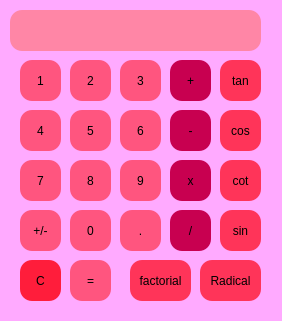
mahdisesmaeelian/Python-Basic, file assignment-16/cal.ui: the form before one commit.
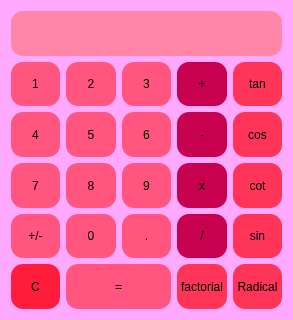
The form after the commit.

What changed in the file:
```diff
--- a/assignment-16/cal.ui
+++ b/assignment-16/cal.ui
@@ -9,8 +9,8 @@
    <rect>
     <x>0</x>
     <y>0</y>
-    <width>282</width>
-    <height>321</height>
+    <width>293</width>
+    <height>320</height>
    </rect>
   </property>
   <property name="windowTitle">
@@ -19,57 +19,14 @@
   <property name="styleSheet">
    <string notr="true">background-color: rgb(255, 170, 255);</string>
   </property>
-  <widget class="QPushButton" name="sumbtn">
-   <property name="geometry">
-    <rect>
-     <x>170</x>
-     <y>60</y>
-     <width>41</width>
-     <height>41</height>
-    </rect>
-   </property>
-   <property name="styleSheet">
-    <string notr="true">background-color: rgb(127, 3, 36);
-background-color: rgb(200, 0, 80);
-font: 14pt &quot;System&quot;;
-font: 700 9pt &quot;Segoe UI&quot;;
-font: 700 9pt &quot;Segoe UI&quot;;
-border-radius: 12px
-</string>
-   </property>
-   <property name="text">
-    <string>+</string>
-   </property>
-  </widget>
-  <widget class="QLineEdit" name="textbox">
-   <property name="geometry">
-    <rect>
-     <x>10</x>
-     <y>10</y>
-     <width>251</width>
-     <height>41</height>
-    </rect>
-   </property>
-   <property name="layoutDirection">
-    <enum>Qt::LeftToRight</enum>
-   </property>
-   <property name="styleSheet">
-    <string notr="true">background-color: rgb(255, 134, 166);
-border-radius: 12px
-</string>
-   </property>
-   <property name="cursorMoveStyle">
-    <enum>Qt::VisualMoveStyle</enum>
-   </property>
-  </widget>
+  <layout class="QGridLayout" name="gridLayout">
+   <item row="2" column="3">
   <widget class="QPushButton" name="minbtn">
-   <property name="geometry">
-    <rect>
-     <x>170</x>
-     <y>110</y>
-     <width>41</width>
-     <height>41</height>
-    </rect>
+     <property name="sizePolicy">
+      <sizepolicy hsizetype="Minimum" vsizetype="Expanding">
+       <horstretch>0</horstretch>
+       <verstretch>0</verstretch>
+      </sizepolicy>
    </property>
    <property name="styleSheet">
     <string notr="true">background-color: rgb(127, 3, 36);
@@ -84,35 +41,14 @@
     <string>-</string>
    </property>
   </widget>
-  <widget class="QPushButton" name="eqbtn">
-   <property name="geometry">
-    <rect>
-     <x>70</x>
-     <y>260</y>
-     <width>41</width>
-     <height>41</height>
-    </rect>
-   </property>
-   <property name="styleSheet">
-    <string notr="true">background-color: rgb(255, 85, 127);
-font: 14pt &quot;System&quot;;
-font: 700 9pt &quot;Segoe UI&quot;;
-font: 700 9pt &quot;Segoe UI&quot;;
-border-radius: 12px
-</string>
-   </property>
-   <property name="text">
-    <string>=</string>
-   </property>
-  </widget>
+   </item>
+   <item row="2" column="2">
   <widget class="QPushButton" name="num6">
-   <property name="geometry">
-    <rect>
-     <x>120</x>
-     <y>110</y>
-     <width>41</width>
-     <height>41</height>
-    </rect>
+     <property name="sizePolicy">
+      <sizepolicy hsizetype="Minimum" vsizetype="Expanding">
+       <horstretch>0</horstretch>
+       <verstretch>0</verstretch>
+      </sizepolicy>
    </property>
    <property name="styleSheet">
     <string notr="true">background-color: rgb(255, 85, 127);
@@ -126,119 +62,14 @@
     <string>6</string>
    </property>
   </widget>
-  <widget class="QPushButton" name="num8">
-   <property name="geometry">
-    <rect>
-     <x>70</x>
-     <y>160</y>
-     <width>41</width>
-     <height>41</height>
-    </rect>
-   </property>
-   <property name="styleSheet">
-    <string notr="true">background-color: rgb(255, 85, 127);
-font: 14pt &quot;System&quot;;
-font: 700 9pt &quot;Segoe UI&quot;;
-font: 700 9pt &quot;Segoe UI&quot;;
-border-radius: 12px
-</string>
-   </property>
-   <property name="text">
-    <string>8</string>
-   </property>
-  </widget>
-  <widget class="QPushButton" name="num7">
-   <property name="geometry">
-    <rect>
-     <x>20</x>
-     <y>160</y>
-     <width>41</width>
-     <height>41</height>
-    </rect>
-   </property>
-   <property name="styleSheet">
-    <string notr="true">background-color: rgb(255, 85, 127);
-font: 14pt &quot;System&quot;;
-font: 700 9pt &quot;Segoe UI&quot;;
-font: 700 9pt &quot;Segoe UI&quot;;
-border-radius: 12px
-</string>
-   </property>
-   <property name="text">
-    <string>7</string>
-   </property>
-  </widget>
-  <widget class="QPushButton" name="num5">
-   <property name="geometry">
-    <rect>
-     <x>70</x>
-     <y>110</y>
-     <width>41</width>
-     <height>41</height>
-    </rect>
-   </property>
-   <property name="styleSheet">
-    <string notr="true">background-color: rgb(255, 85, 127);
-font: 14pt &quot;System&quot;;
-font: 700 9pt &quot;Segoe UI&quot;;
-font: 700 9pt &quot;Segoe UI&quot;;
-border-radius: 12px
-</string>
-   </property>
-   <property name="text">
-    <string>5</string>
-   </property>
-  </widget>
-  <widget class="QPushButton" name="num4">
-   <property name="geometry">
-    <rect>
-     <x>20</x>
-     <y>110</y>
-     <width>41</width>
-     <height>41</height>
-    </rect>
-   </property>
-   <property name="styleSheet">
-    <string notr="true">background-color: rgb(255, 85, 127);
-font: 14pt &quot;System&quot;;
-font: 700 9pt &quot;Segoe UI&quot;;
-font: 700 9pt &quot;Segoe UI&quot;;
-border-radius: 12px
-</string>
-   </property>
-   <property name="text">
-    <string>4</string>
-   </property>
-  </widget>
-  <widget class="QPushButton" name="num3">
-   <property name="geometry">
-    <rect>
-     <x>120</x>
-     <y>60</y>
-     <width>41</width>
-     <height>41</height>
-    </rect>
-   </property>
-   <property name="styleSheet">
-    <string notr="true">background-color: rgb(255, 85, 127);
-font: 14pt &quot;System&quot;;
-font: 700 9pt &quot;Segoe UI&quot;;
-font: 700 9pt &quot;Segoe UI&quot;;
-border-radius: 12px
-</string>
-   </property>
-   <property name="text">
-    <string>3</string>
-   </property>
-  </widget>
+   </item>
+   <item row="1" column="1">
   <widget class="QPushButton" name="num2">
-   <property name="geometry">
-    <rect>
-     <x>70</x>
-     <y>60</y>
-     <width>41</width>
-     <height>41</height>
-    </rect>
+     <property name="sizePolicy">
+      <sizepolicy hsizetype="Minimum" vsizetype="Expanding">
+       <horstretch>0</horstretch>
+       <verstretch>0</verstretch>
+      </sizepolicy>
    </property>
    <property name="styleSheet">
     <string notr="true">background-color: rgb(255, 85, 127);
@@ -252,14 +83,14 @@
     <string>2</string>
    </property>
   </widget>
-  <widget class="QPushButton" name="num1">
-   <property name="geometry">
-    <rect>
-     <x>20</x>
-     <y>60</y>
-     <width>41</width>
-     <height>41</height>
-    </rect>
+   </item>
+   <item row="2" column="0">
+    <widget class="QPushButton" name="num4">
+     <property name="sizePolicy">
+      <sizepolicy hsizetype="Minimum" vsizetype="Expanding">
+       <horstretch>0</horstretch>
+       <verstretch>0</verstretch>
+      </sizepolicy>
    </property>
    <property name="styleSheet">
     <string notr="true">background-color: rgb(255, 85, 127);
@@ -270,20 +101,17 @@
 </string>
    </property>
    <property name="text">
-    <string>1</string>
-   </property>
-   <property name="autoRepeatInterval">
-    <number>107</number>
-   </property>
-  </widget>
+      <string>4</string>
+     </property>
+    </widget>
+   </item>
+   <item row="3" column="2">
   <widget class="QPushButton" name="num9">
-   <property name="geometry">
-    <rect>
-     <x>120</x>
-     <y>160</y>
-     <width>41</width>
-     <height>41</height>
-    </rect>
+     <property name="sizePolicy">
+      <sizepolicy hsizetype="Minimum" vsizetype="Expanding">
+       <horstretch>0</horstretch>
+       <verstretch>0</verstretch>
+      </sizepolicy>
    </property>
    <property name="styleSheet">
     <string notr="true">background-color: rgb(255, 85, 127);
@@ -297,35 +125,14 @@
     <string>9</string>
    </property>
   </widget>
-  <widget class="QPushButton" name="num0">
-   <property name="geometry">
-    <rect>
-     <x>70</x>
-     <y>210</y>
-     <width>41</width>
-     <height>41</height>
-    </rect>
-   </property>
-   <property name="styleSheet">
-    <string notr="true">background-color: rgb(255, 85, 127);
-font: 14pt &quot;System&quot;;
-font: 700 9pt &quot;Segoe UI&quot;;
-font: 700 9pt &quot;Segoe UI&quot;;
-border-radius: 12px
-</string>
-   </property>
-   <property name="text">
-    <string>0</string>
-   </property>
-  </widget>
+   </item>
+   <item row="4" column="2">
   <widget class="QPushButton" name="dotbtn">
-   <property name="geometry">
-    <rect>
-     <x>120</x>
-     <y>210</y>
-     <width>41</width>
-     <height>41</height>
-    </rect>
+     <property name="sizePolicy">
+      <sizepolicy hsizetype="Minimum" vsizetype="Expanding">
+       <horstretch>0</horstretch>
+       <verstretch>0</verstretch>
+      </sizepolicy>
    </property>
    <property name="styleSheet">
     <string notr="true">background-color: rgb(255, 85, 127);
@@ -339,14 +146,14 @@
     <string>.</string>
    </property>
   </widget>
+   </item>
+   <item row="4" column="0">
   <widget class="QPushButton" name="revbtn">
-   <property name="geometry">
-    <rect>
-     <x>20</x>
-     <y>210</y>
-     <width>41</width>
-     <height>41</height>
-    </rect>
+     <property name="sizePolicy">
+      <sizepolicy hsizetype="Minimum" vsizetype="Expanding">
+       <horstretch>0</horstretch>
+       <verstretch>0</verstretch>
+      </sizepolicy>
    </property>
    <property name="styleSheet">
     <string notr="true">background-color: rgb(255, 85, 127);
@@ -360,14 +167,78 @@
     <string>+/-</string>
    </property>
   </widget>
+   </item>
+   <item row="1" column="2">
+    <widget class="QPushButton" name="num3">
+     <property name="sizePolicy">
+      <sizepolicy hsizetype="Minimum" vsizetype="Expanding">
+       <horstretch>0</horstretch>
+       <verstretch>0</verstretch>
+      </sizepolicy>
+     </property>
+     <property name="styleSheet">
+      <string notr="true">background-color: rgb(255, 85, 127);
+font: 14pt &quot;System&quot;;
+font: 700 9pt &quot;Segoe UI&quot;;
+font: 700 9pt &quot;Segoe UI&quot;;
+border-radius: 12px
+</string>
+     </property>
+     <property name="text">
+      <string>3</string>
+     </property>
+    </widget>
+   </item>
+   <item row="3" column="0">
+    <widget class="QPushButton" name="num7">
+     <property name="sizePolicy">
+      <sizepolicy hsizetype="Minimum" vsizetype="Expanding">
+       <horstretch>0</horstretch>
+       <verstretch>0</verstretch>
+      </sizepolicy>
+     </property>
+     <property name="styleSheet">
+      <string notr="true">background-color: rgb(255, 85, 127);
+font: 14pt &quot;System&quot;;
+font: 700 9pt &quot;Segoe UI&quot;;
+font: 700 9pt &quot;Segoe UI&quot;;
+border-radius: 12px
+</string>
+     </property>
+     <property name="text">
+      <string>7</string>
+     </property>
+    </widget>
+   </item>
+   <item row="5" column="0">
+    <widget class="QPushButton" name="clearbtn">
+     <property name="sizePolicy">
+      <sizepolicy hsizetype="Minimum" vsizetype="Expanding">
+       <horstretch>0</horstretch>
+       <verstretch>0</verstretch>
+      </sizepolicy>
+     </property>
+     <property name="styleSheet">
+      <string notr="true">background-color: rgb(255, 85, 127);
+background-color: rgb(255, 29, 59);
+font: 14pt &quot;System&quot;;
+font: 700 9pt &quot;Segoe UI&quot;;
+font: 700 9pt &quot;Segoe UI&quot;;
+border-radius: 12px
+</string>
+     </property>
+     <property name="text">
+      <string>C</string>
+     </property>
+    </widget>
+   </item>
+   <item row="3" column="3">
   <widget class="QPushButton" name="mulbtn">
-   <property name="geometry">
-    <rect>
-     <x>170</x>
-     <y>160</y>
-     <width>41</width>
-     <height>41</height>
-    </rect>
+     <property name="sizePolicy">
+      <sizepolicy hsizetype="Minimum" vsizetype="Expanding">
+       <horstretch>0</horstretch>
+       <verstretch>0</verstretch>
+      </sizepolicy>
    </property>
    <property name="styleSheet">
     <string notr="true">background-color: rgb(127, 3, 36);
@@ -382,14 +253,102 @@
     <string>x</string>
    </property>
   </widget>
+   </item>
+   <item row="2" column="1">
+    <widget class="QPushButton" name="num5">
+     <property name="sizePolicy">
+      <sizepolicy hsizetype="Minimum" vsizetype="Expanding">
+       <horstretch>0</horstretch>
+       <verstretch>0</verstretch>
+      </sizepolicy>
+     </property>
+     <property name="styleSheet">
+      <string notr="true">background-color: rgb(255, 85, 127);
+font: 14pt &quot;System&quot;;
+font: 700 9pt &quot;Segoe UI&quot;;
+font: 700 9pt &quot;Segoe UI&quot;;
+border-radius: 12px
+</string>
+     </property>
+     <property name="text">
+      <string>5</string>
+     </property>
+    </widget>
+   </item>
+   <item row="1" column="3">
+    <widget class="QPushButton" name="sumbtn">
+     <property name="sizePolicy">
+      <sizepolicy hsizetype="Minimum" vsizetype="Expanding">
+       <horstretch>0</horstretch>
+       <verstretch>0</verstretch>
+      </sizepolicy>
+     </property>
+     <property name="styleSheet">
+      <string notr="true">background-color: rgb(127, 3, 36);
+background-color: rgb(200, 0, 80);
+font: 14pt &quot;System&quot;;
+font: 700 9pt &quot;Segoe UI&quot;;
+font: 700 9pt &quot;Segoe UI&quot;;
+border-radius: 12px
+</string>
+     </property>
+     <property name="text">
+      <string>+</string>
+     </property>
+    </widget>
+   </item>
+   <item row="1" column="0">
+    <widget class="QPushButton" name="num1">
+     <property name="sizePolicy">
+      <sizepolicy hsizetype="Minimum" vsizetype="Expanding">
+       <horstretch>0</horstretch>
+       <verstretch>0</verstretch>
+      </sizepolicy>
+     </property>
+     <property name="styleSheet">
+      <string notr="true">background-color: rgb(255, 85, 127);
+font: 14pt &quot;System&quot;;
+font: 700 9pt &quot;Segoe UI&quot;;
+font: 700 9pt &quot;Segoe UI&quot;;
+border-radius: 12px
+</string>
+     </property>
+     <property name="text">
+      <string>1</string>
+     </property>
+     <property name="autoRepeatInterval">
+      <number>107</number>
+     </property>
+    </widget>
+   </item>
+   <item row="4" column="1">
+    <widget class="QPushButton" name="num0">
+     <property name="sizePolicy">
+      <sizepolicy hsizetype="Minimum" vsizetype="Expanding">
+       <horstretch>0</horstretch>
+       <verstretch>0</verstretch>
+      </sizepolicy>
+     </property>
+     <property name="styleSheet">
+      <string notr="true">background-color: rgb(255, 85, 127);
+font: 14pt &quot;System&quot;;
+font: 700 9pt &quot;Segoe UI&quot;;
+font: 700 9pt &quot;Segoe UI&quot;;
+border-radius: 12px
+</string>
+     </property>
+     <property name="text">
+      <string>0</string>
+     </property>
+    </widget>
+   </item>
+   <item row="4" column="3">
   <widget class="QPushButton" name="divbtn">
-   <property name="geometry">
-    <rect>
-     <x>170</x>
-     <y>210</y>
-     <width>41</width>
-     <height>41</height>
-    </rect>
+     <property name="sizePolicy">
+      <sizepolicy hsizetype="Minimum" vsizetype="Expanding">
+       <horstretch>0</horstretch>
+       <verstretch>0</verstretch>
+      </sizepolicy>
    </property>
    <property name="styleSheet">
     <string notr="true">background-color: rgb(127, 3, 36);
@@ -404,18 +363,17 @@
     <string>/</string>
    </property>
   </widget>
-  <widget class="QPushButton" name="clearbtn">
-   <property name="geometry">
-    <rect>
-     <x>20</x>
-     <y>260</y>
-     <width>41</width>
-     <height>41</height>
-    </rect>
+   </item>
+   <item row="3" column="1">
+    <widget class="QPushButton" name="num8">
+     <property name="sizePolicy">
+      <sizepolicy hsizetype="Minimum" vsizetype="Expanding">
+       <horstretch>0</horstretch>
+       <verstretch>0</verstretch>
+      </sizepolicy>
    </property>
    <property name="styleSheet">
     <string notr="true">background-color: rgb(255, 85, 127);
-background-color: rgb(255, 29, 59);
 font: 14pt &quot;System&quot;;
 font: 700 9pt &quot;Segoe UI&quot;;
 font: 700 9pt &quot;Segoe UI&quot;;
@@ -423,17 +381,17 @@
 </string>
    </property>
    <property name="text">
-    <string>C</string>
-   </property>
-  </widget>
+      <string>8</string>
+     </property>
+    </widget>
+   </item>
+   <item row="1" column="4">
   <widget class="QPushButton" name="numtan">
-   <property name="geometry">
-    <rect>
-     <x>220</x>
-     <y>60</y>
-     <width>41</width>
-     <height>41</height>
-    </rect>
+     <property name="sizePolicy">
+      <sizepolicy hsizetype="Minimum" vsizetype="Expanding">
+       <horstretch>0</horstretch>
+       <verstretch>0</verstretch>
+      </sizepolicy>
    </property>
    <property name="styleSheet">
     <string notr="true">background-color: rgb(255, 52, 89);
@@ -447,14 +405,35 @@
     <string>tan</string>
    </property>
   </widget>
+   </item>
+   <item row="2" column="4">
+    <widget class="QPushButton" name="numcos">
+     <property name="sizePolicy">
+      <sizepolicy hsizetype="Minimum" vsizetype="Expanding">
+       <horstretch>0</horstretch>
+       <verstretch>0</verstretch>
+      </sizepolicy>
+     </property>
+     <property name="styleSheet">
+      <string notr="true">background-color: rgb(255, 52, 89);
+font: 14pt &quot;System&quot;;
+font: 700 9pt &quot;Segoe UI&quot;;
+font: 700 9pt &quot;Segoe UI&quot;;
+border-radius: 12px
+</string>
+     </property>
+     <property name="text">
+      <string>cos</string>
+     </property>
+    </widget>
+   </item>
+   <item row="3" column="4">
   <widget class="QPushButton" name="numcot">
-   <property name="geometry">
-    <rect>
-     <x>220</x>
-     <y>160</y>
-     <width>41</width>
-     <height>41</height>
-    </rect>
+     <property name="sizePolicy">
+      <sizepolicy hsizetype="Minimum" vsizetype="Expanding">
+       <horstretch>0</horstretch>
+       <verstretch>0</verstretch>
+      </sizepolicy>
    </property>
    <property name="styleSheet">
     <string notr="true">background-color: rgb(255, 52, 89);
@@ -468,35 +447,14 @@
     <string>cot</string>
    </property>
   </widget>
-  <widget class="QPushButton" name="numrad">
-   <property name="geometry">
-    <rect>
-     <x>200</x>
-     <y>260</y>
-     <width>61</width>
-     <height>41</height>
-    </rect>
-   </property>
-   <property name="styleSheet">
-    <string notr="true">background-color: rgb(255, 52, 89);
-font: 14pt &quot;System&quot;;
-font: 700 9pt &quot;Segoe UI&quot;;
-font: 700 9pt &quot;Segoe UI&quot;;
-border-radius: 12px
-</string>
-   </property>
-   <property name="text">
-    <string>Radical</string>
-   </property>
-  </widget>
+   </item>
+   <item row="4" column="4">
   <widget class="QPushButton" name="numsin">
-   <property name="geometry">
-    <rect>
-     <x>220</x>
-     <y>210</y>
-     <width>41</width>
-     <height>41</height>
-    </rect>
+     <property name="sizePolicy">
+      <sizepolicy hsizetype="Minimum" vsizetype="Expanding">
+       <horstretch>0</horstretch>
+       <verstretch>0</verstretch>
+      </sizepolicy>
    </property>
    <property name="styleSheet">
     <string notr="true">background-color: rgb(255, 52, 89);
@@ -510,14 +468,35 @@
     <string>sin</string>
    </property>
   </widget>
+   </item>
+   <item row="5" column="4">
+    <widget class="QPushButton" name="numrad">
+     <property name="sizePolicy">
+      <sizepolicy hsizetype="Minimum" vsizetype="Expanding">
+       <horstretch>0</horstretch>
+       <verstretch>0</verstretch>
+      </sizepolicy>
+     </property>
+     <property name="styleSheet">
+      <string notr="true">background-color: rgb(255, 52, 89);
+font: 14pt &quot;System&quot;;
+font: 700 9pt &quot;Segoe UI&quot;;
+font: 700 9pt &quot;Segoe UI&quot;;
+border-radius: 12px
+</string>
+     </property>
+     <property name="text">
+      <string>Radical</string>
+     </property>
+    </widget>
+   </item>
+   <item row="5" column="3">
   <widget class="QPushButton" name="numfac">
-   <property name="geometry">
-    <rect>
-     <x>130</x>
-     <y>260</y>
-     <width>61</width>
-     <height>41</height>
-    </rect>
+     <property name="sizePolicy">
+      <sizepolicy hsizetype="Minimum" vsizetype="Expanding">
+       <horstretch>0</horstretch>
+       <verstretch>0</verstretch>
+      </sizepolicy>
    </property>
    <property name="styleSheet">
     <string notr="true">background-color: rgb(255, 52, 89);
@@ -531,17 +510,17 @@
     <string>factorial</string>
    </property>
   </widget>
-  <widget class="QPushButton" name="numcos">
-   <property name="geometry">
-    <rect>
-     <x>220</x>
-     <y>110</y>
-     <width>41</width>
-     <height>41</height>
-    </rect>
+   </item>
+   <item row="5" column="1" colspan="2">
+    <widget class="QPushButton" name="eqbtn">
+     <property name="sizePolicy">
+      <sizepolicy hsizetype="Minimum" vsizetype="Expanding">
+       <horstretch>0</horstretch>
+       <verstretch>0</verstretch>
+      </sizepolicy>
    </property>
    <property name="styleSheet">
-    <string notr="true">background-color: rgb(255, 52, 89);
+      <string notr="true">background-color: rgb(255, 85, 127);
 font: 14pt &quot;System&quot;;
 font: 700 9pt &quot;Segoe UI&quot;;
 font: 700 9pt &quot;Segoe UI&quot;;
@@ -549,9 +528,32 @@
 </string>
    </property>
    <property name="text">
-    <string>cos</string>
-   </property>
-  </widget>
+      <string>=</string>
+     </property>
+    </widget>
+   </item>
+   <item row="0" column="0" colspan="5">
+    <widget class="QLineEdit" name="textbox">
+     <property name="sizePolicy">
+      <sizepolicy hsizetype="Expanding" vsizetype="Expanding">
+       <horstretch>0</horstretch>
+       <verstretch>0</verstretch>
+      </sizepolicy>
+     </property>
+     <property name="layoutDirection">
+      <enum>Qt::LeftToRight</enum>
+     </property>
+     <property name="styleSheet">
+      <string notr="true">background-color: rgb(255, 134, 166);
+border-radius: 12px
+</string>
+     </property>
+     <property name="cursorMoveStyle">
+      <enum>Qt::VisualMoveStyle</enum>
+     </property>
+    </widget>
+   </item>
+  </layout>
  </widget>
  <resources/>
  <connections/>
```
Lines whose indentation alone changed are shown as unchanged.
